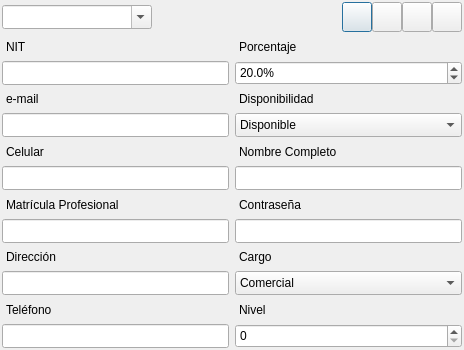
Qt form ui/editpersons.ui (OdairTrujillo/blockcheck) before a commit.
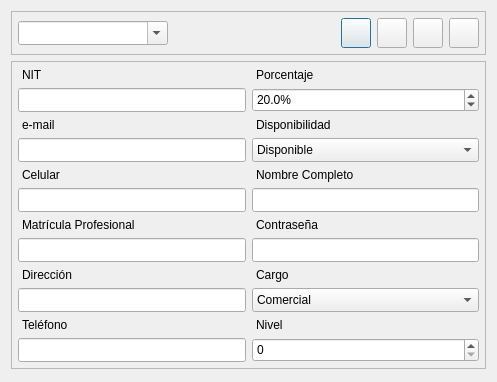
The same form after that commit. Icons and pictures are not drawn.

Commit message: Se incluye .gitignore, se modifica el correo de contacto en el README.dm. También se actualizan los layouts de las interfaces gráficas. El proyecto queda listo para editar código.

Diff of the .ui file:
```diff
--- a/ui/editpersons.ui
+++ b/ui/editpersons.ui
@@ -6,8 +6,8 @@
    <rect>
     <x>0</x>
     <y>0</y>
-    <width>464</width>
-    <height>350</height>
+    <width>497</width>
+    <height>382</height>
    </rect>
   </property>
   <property name="sizePolicy">
@@ -23,23 +23,27 @@
    <iconset>
     <normaloff>:/icons/icons/users.png</normaloff>:/icons/icons/users.png</iconset>
   </property>
-  <layout class="QGridLayout" name="gridLayout">
-   <property name="leftMargin">
-    <number>2</number>
-   </property>
-   <property name="topMargin">
-    <number>2</number>
-   </property>
-   <property name="rightMargin">
-    <number>2</number>
-   </property>
-   <property name="bottomMargin">
-    <number>2</number>
-   </property>
+  <layout class="QFormLayout" name="formLayout">
    <item row="0" column="0" colspan="2">
+    <widget class="QFrame" name="frame_2">
+     <property name="frameShape">
+      <enum>QFrame::StyledPanel</enum>
+     </property>
+     <property name="frameShadow">
+      <enum>QFrame::Raised</enum>
+     </property>
     <layout class="QHBoxLayout" name="horizontalLayout">
-     <property name="spacing">
-      <number>0</number>
+      <property name="leftMargin">
+       <number>6</number>
+      </property>
+      <property name="topMargin">
+       <number>6</number>
+      </property>
+      <property name="rightMargin">
+       <number>6</number>
+      </property>
+      <property name="bottomMargin">
+       <number>6</number>
      </property>
      <item>
       <widget class="QComboBox" name="personsComboBox">
@@ -69,7 +73,7 @@
        </property>
        <property name="sizeHint" stdset="0">
         <size>
-         <width>20</width>
+          <width>162</width>
          <height>20</height>
         </size>
        </property>
@@ -192,8 +196,30 @@
       </widget>
      </item>
     </layout>
+    </widget>
    </item>
-   <item row="1" column="0">
+   <item row="1" column="0" colspan="2">
+    <widget class="QFrame" name="frame">
+     <property name="frameShape">
+      <enum>QFrame::StyledPanel</enum>
+     </property>
+     <property name="frameShadow">
+      <enum>QFrame::Raised</enum>
+     </property>
+     <layout class="QGridLayout" name="gridLayout">
+      <property name="leftMargin">
+       <number>6</number>
+      </property>
+      <property name="topMargin">
+       <number>6</number>
+      </property>
+      <property name="rightMargin">
+       <number>6</number>
+      </property>
+      <property name="bottomMargin">
+       <number>6</number>
+      </property>
+      <item row="0" column="0">
     <widget class="QLabel" name="label">
      <property name="font">
       <font>
@@ -208,7 +234,7 @@
      </property>
     </widget>
    </item>
-   <item row="1" column="1">
+      <item row="0" column="1">
     <widget class="QLabel" name="percentageLabel">
      <property name="font">
       <font>
@@ -223,7 +249,7 @@
      </property>
     </widget>
    </item>
-   <item row="2" column="0">
+      <item row="1" column="0">
     <widget class="QLineEdit" name="nitLineEdit">
      <property name="minimumSize">
       <size>
@@ -238,7 +264,7 @@
      </property>
     </widget>
    </item>
-   <item row="2" column="1">
+      <item row="1" column="1">
     <widget class="QDoubleSpinBox" name="percentageSpinBox">
      <property name="minimumSize">
       <size>
@@ -262,7 +288,7 @@
      </property>
     </widget>
    </item>
-   <item row="3" column="0">
+      <item row="2" column="0">
     <widget class="QLabel" name="label_4">
      <property name="font">
       <font>
@@ -277,7 +303,7 @@
      </property>
     </widget>
    </item>
-   <item row="3" column="1">
+      <item row="2" column="1">
     <widget class="QLabel" name="availibleLabel">
      <property name="font">
       <font>
@@ -292,7 +318,7 @@
      </property>
     </widget>
    </item>
-   <item row="4" column="0">
+      <item row="3" column="0">
     <widget class="QLineEdit" name="mailLineEdit">
      <property name="minimumSize">
       <size>
@@ -307,7 +333,7 @@
      </property>
     </widget>
    </item>
-   <item row="4" column="1">
+      <item row="3" column="1">
     <widget class="QComboBox" name="availibleComboBox">
      <property name="minimumSize">
       <size>
@@ -342,7 +368,7 @@
      </item>
     </widget>
    </item>
-   <item row="5" column="0">
+      <item row="4" column="0">
     <widget class="QLabel" name="label_5">
      <property name="font">
       <font>
@@ -357,7 +383,7 @@
      </property>
     </widget>
    </item>
-   <item row="5" column="1">
+      <item row="4" column="1">
     <widget class="QLabel" name="longNameLabel">
      <property name="font">
       <font>
@@ -372,7 +398,7 @@
      </property>
     </widget>
    </item>
-   <item row="6" column="0">
+      <item row="5" column="0">
     <widget class="QLineEdit" name="celLineEdit">
      <property name="minimumSize">
       <size>
@@ -387,7 +413,7 @@
      </property>
     </widget>
    </item>
-   <item row="6" column="1">
+      <item row="5" column="1">
     <widget class="QLineEdit" name="longNameLineEdit">
      <property name="minimumSize">
       <size>
@@ -402,7 +428,7 @@
      </property>
     </widget>
    </item>
-   <item row="7" column="0">
+      <item row="6" column="0">
     <widget class="QLabel" name="mpLabel">
      <property name="font">
       <font>
@@ -417,7 +443,7 @@
      </property>
     </widget>
    </item>
-   <item row="7" column="1">
+      <item row="6" column="1">
     <widget class="QLabel" name="passwordLabel">
      <property name="font">
       <font>
@@ -432,7 +458,7 @@
      </property>
     </widget>
    </item>
-   <item row="8" column="0">
+      <item row="7" column="0">
     <widget class="QLineEdit" name="mpLineEdit">
      <property name="minimumSize">
       <size>
@@ -447,7 +473,7 @@
      </property>
     </widget>
    </item>
-   <item row="8" column="1">
+      <item row="7" column="1">
     <widget class="QLineEdit" name="passwordLineEdit">
      <property name="minimumSize">
       <size>
@@ -462,7 +488,7 @@
      </property>
     </widget>
    </item>
-   <item row="9" column="0">
+      <item row="8" column="0">
     <widget class="QLabel" name="addressLabel">
      <property name="font">
       <font>
@@ -477,7 +503,7 @@
      </property>
     </widget>
    </item>
-   <item row="9" column="1">
+      <item row="8" column="1">
     <widget class="QLabel" name="chargeLabel">
      <property name="font">
       <font>
@@ -492,7 +518,7 @@
      </property>
     </widget>
    </item>
-   <item row="10" column="0">
+      <item row="9" column="0">
     <widget class="QLineEdit" name="addressLineEdit">
      <property name="minimumSize">
       <size>
@@ -507,7 +533,7 @@
      </property>
     </widget>
    </item>
-   <item row="10" column="1">
+      <item row="9" column="1">
     <widget class="QComboBox" name="chargeComboBox">
      <property name="minimumSize">
       <size>
@@ -547,7 +573,7 @@
      </item>
     </widget>
    </item>
-   <item row="11" column="0">
+      <item row="10" column="0">
     <widget class="QLabel" name="phoneLabel">
      <property name="font">
       <font>
@@ -562,7 +588,7 @@
      </property>
     </widget>
    </item>
-   <item row="11" column="1">
+      <item row="10" column="1">
     <widget class="QLabel" name="levelLabel">
      <property name="font">
       <font>
@@ -577,7 +603,7 @@
      </property>
     </widget>
    </item>
-   <item row="12" column="0">
+      <item row="11" column="0">
     <widget class="QLineEdit" name="phoneLineEdit">
      <property name="minimumSize">
       <size>
@@ -592,7 +618,7 @@
      </property>
     </widget>
    </item>
-   <item row="12" column="1">
+      <item row="11" column="1">
     <widget class="QSpinBox" name="levelSpinBox">
      <property name="minimumSize">
       <size>
@@ -610,6 +636,9 @@
    </item>
   </layout>
  </widget>
+   </item>
+  </layout>
+ </widget>
  <tabstops>
   <tabstop>personsComboBox</tabstop>
   <tabstop>nitLineEdit</tabstop>
```
Left out of the diff: 14 changed lines with no effect on the pictures. Lines whose indentation alone changed are shown as unchanged. The commit also changes 135 other files.
